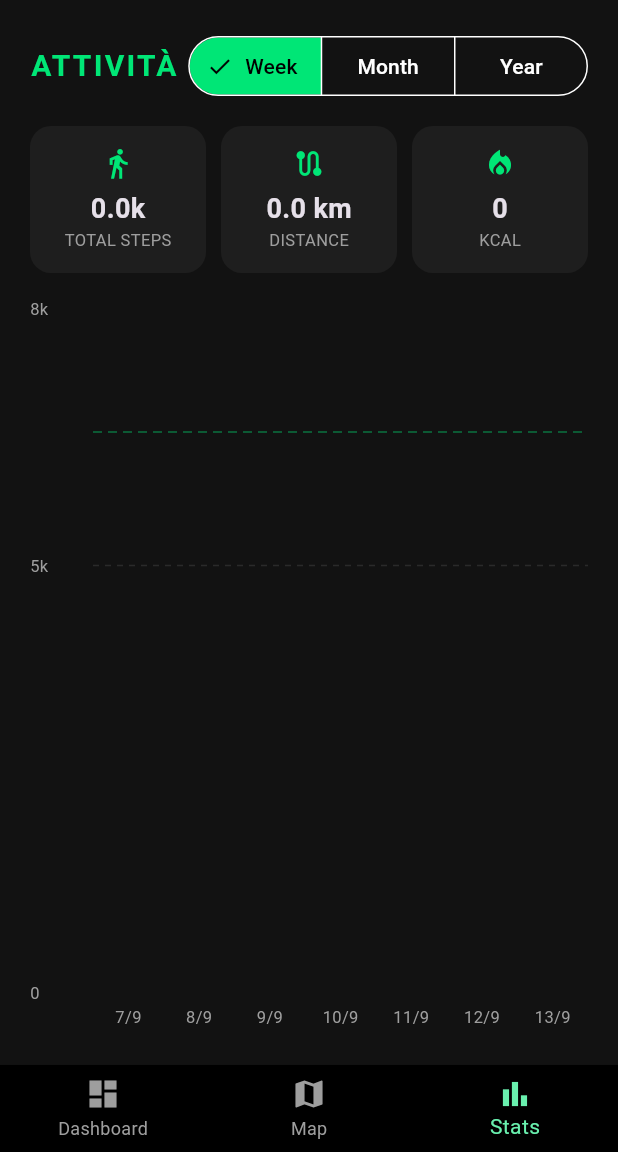
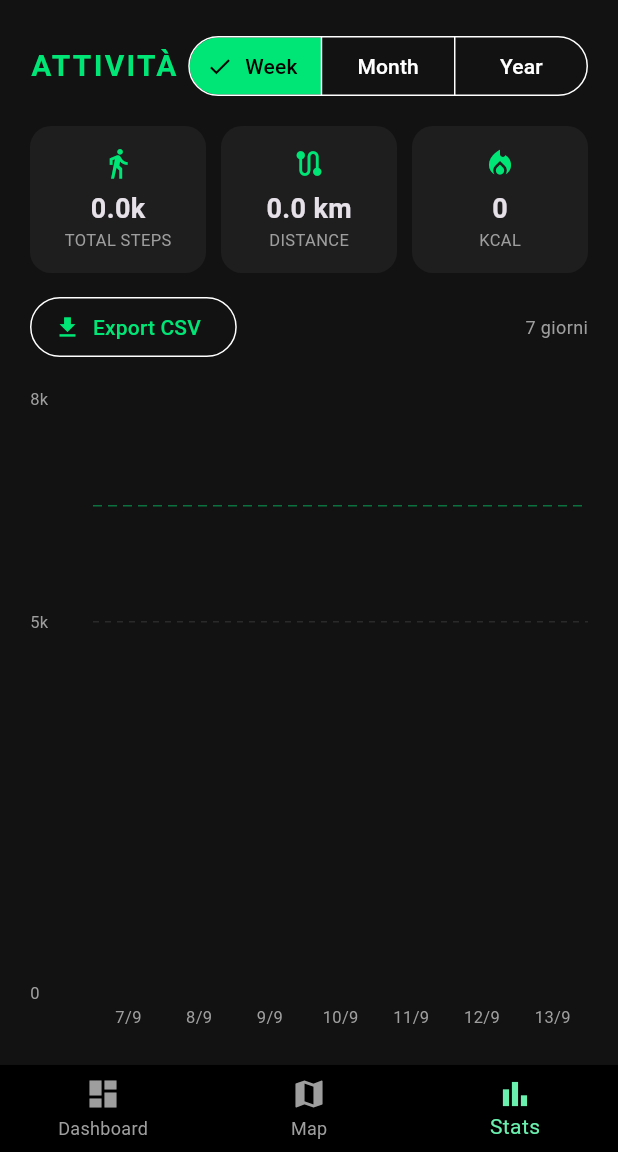
Before and after one commit to linuxtuts-website/StealthStep, a Flutter app: the screen it shows after launch, item 3 of the bottom bar chosen, on a phone screen of 412 x 824 dp, the part 84-1236 px from its top. Run offline on Flutter 3.47's test engine with Material 3 defaults, Android fonts, the light colour scheme and no system bars; drawn by our look-alikes of fl_chart; our stand-ins replace csv, flutter_map, geolocator, latlong2, pedometer, permission_handler and 3 more; missing offline and left inert: flutter_ringtone_player; accounts and stored records are empty.

```diff
--- a/lib/stats_tab.dart
+++ b/lib/stats_tab.dart
@@ -1,7 +1,11 @@
+import 'dart:convert';
+import 'dart:typed_data';
 import 'package:flutter/material.dart';
 import 'package:fl_chart/fl_chart.dart';
 import 'package:flutter_map/flutter_map.dart';
 import 'package:latlong2/latlong.dart';
+import 'package:share_plus/share_plus.dart';
+import 'package:csv/csv.dart';
 import 'database_helper.dart';
 
 class StatsTab extends StatefulWidget {
@@ -76,6 +80,48 @@ class _StatsTabState extends State<StatsTab> {
     });
   }
 
+  // EXPORT CSV - FOSS style: i dati sono tuoi, portateli dove vuoi
+  Future<void> _exportCsv() async {
+    if (_data.isEmpty) {
+      ScaffoldMessenger.of(context).showSnackBar(
+        const SnackBar(content: Text('Nessun dato da esportare')),
+      );
+      return;
+    }
+
+    // Righe riempite con 0 passi non hanno distance/calories: fallback sicuro
+    final rows = <List<dynamic>>[
+      ['date', 'steps', 'distance_km', 'calories', 'active_time_seconds'],
+      for (final row in _data) [
+        row['date'],
+        row['steps'] ?? 0,
+        (row['distance'] ?? 0).toStringAsFixed(3),
+        (row['calories'] ?? 0).toStringAsFixed(2),
+        row['active_time'] ?? 0,
+      ],
+    ];
+
+    // FIX: era CsvToListConverter (parsa IN INPUT) - per GENERARE CSV
+    // serve ListToCsvConverter
+    final csv = ListToCsvConverter(fieldDelimiter: ',', eol: '\n').convert(rows);
+
+    try {
+      await Share.shareXFiles(
+        [XFile.fromData(
+          Uint8List.fromList(utf8.encode(csv)),
+          name: 'stealthstep_export_${DateTime.now().millisecondsSinceEpoch}.csv',
+          mimeType: 'text/csv',
+        )],
+        subject: 'StealthStep Export',
+        text: 'Esportazione dati attività - ${_data.length} giorni',
+      );
+    } catch (e) {
+      ScaffoldMessenger.of(context).showSnackBar(
+        SnackBar(content: Text('Errore export: $e')),
+      );
+    }
+  }
+
   Future<void> _showRoutePopup(String date) async {
     final points = await DatabaseHelper.instance.getRoute(date);
     if (!mounted) return;
@@ -83,9 +129,7 @@ class _StatsTabState extends State<StatsTab> {
     if (points.isEmpty) {
       ScaffoldMessenger.of(context).showSnackBar(
         const SnackBar(
-          content: Text('Nessun percorso GPS salvato per questo giorno.', style: TextStyle(color: Colors.white)),
-          backgroundColor: Color(0xFF1E1E1E),
-          behavior: SnackBarBehavior.floating,
+          content: Text('Nessun percorso GPS salvato per questo giorno.'),
         ),
       );
       return;
@@ -99,7 +143,7 @@ class _StatsTabState extends State<StatsTab> {
           children: [
             const Icon(Icons.map, color: _accent),
             const SizedBox(width: 8),
-            Text('Sessione del $date', style: const TextStyle(color: _accent, fontSize: 16)),
+            Text('Sessione del $date', style: const TextStyle(color: _accent)),
           ],
         ),
         content: SizedBox(
@@ -108,10 +152,7 @@ class _StatsTabState extends State<StatsTab> {
           child: ClipRRect(
             borderRadius: BorderRadius.circular(12),
             child: FlutterMap(
-              options: MapOptions(
-                initialCenter: points.last,
-                initialZoom: 15.0,
-              ),
+              options: MapOptions(initialCenter: points.last, initialZoom: 15.0),
               children: [
                 TileLayer(
                   urlTemplate: 'https://tile.openstreetmap.org/{z}/{x}/{y}.png',
@@ -119,11 +160,7 @@ class _StatsTabState extends State<StatsTab> {
                 ),
                 PolylineLayer(
                   polylines: [
-                    Polyline(
-                      points: points,
-                      strokeWidth: 5.0,
-                      color: Colors.blueAccent,
-                    ),
+                    Polyline(points: points, strokeWidth: 5.0, color: Colors.blueAccent),
                   ],
                 ),
               ],
@@ -143,7 +180,7 @@ class _StatsTabState extends State<StatsTab> {
   double get _maxY {
     double max = _goalSteps;
     for (final row in _data) {
-      final s = (row['steps'] as int).toDouble();
+      final s = (row['steps'] as int? ?? 0).toDouble();
       if (s > max) max = s;
     }
     return ((max / 2000).ceil() * 2000).toDouble();
@@ -151,7 +188,8 @@ class _StatsTabState extends State<StatsTab> {
 
   int get _yInterval => _maxY <= 20000 ? 5000 : 10000;
 
-  int get _totalSteps => _data.fold(0, (sum, row) => sum + (row['steps'] as int));
+  int get _totalSteps =>
+      _data.fold(0, (sum, row) => sum + (row['steps'] as int? ?? 0));
 
   Widget _statCard(IconData icon, String value, String label) {
     return Expanded(
@@ -213,6 +251,22 @@ class _StatsTabState extends State<StatsTab> {
               _statCard(Icons.local_fire_department, '${(_totalSteps * 0.04).round()}', 'KCAL'),
             ],
           ),
+          const SizedBox(height: 12),
+          Row(
+            children: [
+              OutlinedButton.icon(
+                onPressed: _exportCsv,
+                icon: const Icon(Icons.download),
+                label: const Text('Export CSV'),
+                style: OutlinedButton.styleFrom(foregroundColor: _accent),
+              ),
+              const Spacer(),
+              Text(
+                _data.isEmpty ? 'No data' : '${_data.length} giorni',
+                style: const TextStyle(color: Colors.grey, fontSize: 12),
+              ),
+            ],
+          ),
           const SizedBox(height: 24),
           Expanded(
             child: _data.isEmpty
@@ -239,10 +293,8 @@ class _StatsTabState extends State<StatsTab> {
                       ),
                       barTouchData: BarTouchData(
                         enabled: true,
-                        touchCallback: (FlTouchEvent event, barTouchResponse) async {
-                          // IL FIX È TUTTO QUI: Nessun filtro preventivo sull'interazione!
+                        touchCallback: (event, barTouchResponse) {
                           if (barTouchResponse == null || barTouchResponse.spot == null) return;
-
                           if (event is FlTapUpEvent) {
                             final index = barTouchResponse.spot!.touchedBarGroupIndex;
                             if (index >= 0 && index < _data.length) {
@@ -301,7 +353,7 @@ class _StatsTabState extends State<StatsTab> {
                             x: i,
                             barRods: [
                               BarChartRodData(
-                                toY: (_data[i]['steps'] as int).toDouble(),
+                                toY: ((_data[i]['steps'] as int?) ?? 0).toDouble(),
                                 width: _data.length > 12 ? 8 : 20,
                                 borderRadius: const BorderRadius.vertical(top: Radius.circular(4)),
                                 gradient: const LinearGradient(
--- a/pubspec.yaml
+++ b/pubspec.yaml
@@ -16,7 +16,7 @@ publish_to: 'none' # Remove this line if you wish to publish to pub.dev
 # https://developer.apple.com/library/archive/documentation/General/Reference/InfoPlistKeyReference/Articles/CoreFoundationKeys.html
 # In Windows, build-name is used as the major, minor, and patch parts
 # of the product and file versions while build-number is used as the build suffix.
-version: 1.0.0+1
+version: 1.1.0+2
 
 environment:
   sdk: ^3.13.3
@@ -44,6 +44,9 @@ dependencies:
   path_provider: ^2.1.6
   path: ^1.9.1
   shared_preferences: ^2.5.5
+  vibration: ^3.2.1
+  share_plus: ^13.3.0
+  csv: ^6.0.0
   flutter_ringtone_player: ^4.0.0+4
 
 dev_dependencies:
```
Also changed, not shown: pubspec.lock, 13 other files.
